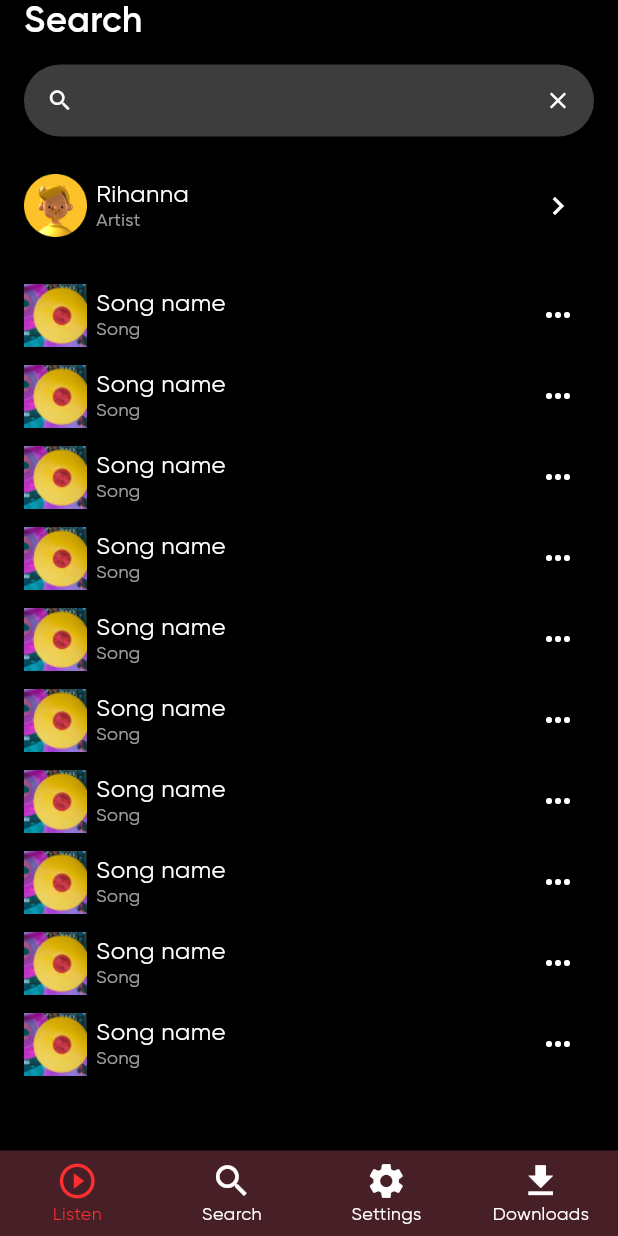
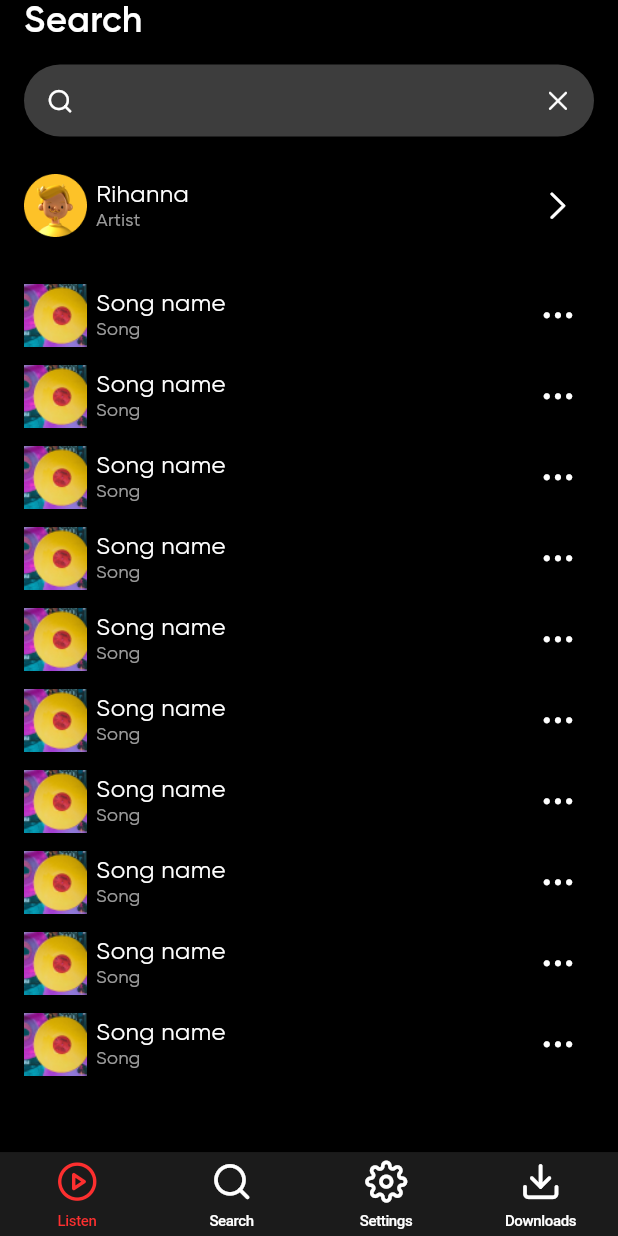
Before and after one commit to avdept/JellyBoxPlayer, a Flutter app: the SearchPage screen opened by its route, on a phone screen of 412 x 824 dp. Run offline on Flutter 3.47's test engine with Material 2 defaults, Android fonts, the phone set to English and light mode, and no system bars; our stand-ins replace freezed_annotation, go_router, responsive_builder; project files that could hold a hidden picture were left out.

Commit message:
Update tap feedback, replace BottomNavigationBar with CupertinoTabBar, add icons

```diff
--- a/lib/resources/app_icons.dart
+++ b/lib/resources/app_icons.dart
@@ -1,26 +1,28 @@
-part of 'resources.dart';
+import 'package:flutter/widgets.dart';
+import 'package:jplayer/resources/resources.dart';
 
 class AppIcons {
   AppIcons._();
 
-  static const String chevronRight = 'assets/icons/chevron-right.svg';
-  static const String clock = 'assets/icons/clock.svg';
-  static const String close = 'assets/icons/close.svg';
-  static const String download = 'assets/icons/download.svg';
-  static const String like = 'assets/icons/like.svg';
-  static const String list = 'assets/icons/list.svg';
-  static const String logOut = 'assets/icons/log-out.svg';
-  static const String mix = 'assets/icons/mix.svg';
-  static const String moreHorizontal = 'assets/icons/more-horizontal.svg';
-  static const String music = 'assets/icons/music.svg';
-  static const String nextTrack = 'assets/icons/next-track.svg';
-  static const String pauseCircle = 'assets/icons/pause-circle.svg';
-  static const String playCircleOutlined =
-      'assets/icons/play-circle-outlined.svg';
-  static const String prevTrack = 'assets/icons/prev-track.svg';
-  static const String repeat = 'assets/icons/repeat.svg';
-  static const String search = 'assets/icons/search.svg';
-  static const String settings = 'assets/icons/settings.svg';
-  static const String sliders = 'assets/icons/sliders.svg';
-  static const String trash2 = 'assets/icons/trash-2.svg';
+  static const _family = FontFamily.appIcons;
+
+  static const chevronRight = IconData(0xe900, fontFamily: _family);
+  static const clock = IconData(0xe901, fontFamily: _family);
+  static const close = IconData(0xe902, fontFamily: _family);
+  static const download = IconData(0xe903, fontFamily: _family);
+  static const like = IconData(0xe904, fontFamily: _family);
+  static const logOut = IconData(0xe905, fontFamily: _family);
+  static const list = IconData(0xe906, fontFamily: _family);
+  static const mix = IconData(0xe907, fontFamily: _family);
+  static const moreHorizontal = IconData(0xe908, fontFamily: _family);
+  static const music = IconData(0xe909, fontFamily: _family);
+  static const nextTrack = IconData(0xe90a, fontFamily: _family);
+  static const pauseCircle = IconData(0xe90b, fontFamily: _family);
+  static const playCircleOutlined = IconData(0xe90c, fontFamily: _family);
+  static const prevTrack = IconData(0xe90d, fontFamily: _family);
+  static const repeat = IconData(0xe90e, fontFamily: _family);
+  static const search = IconData(0xe90f, fontFamily: _family);
+  static const settings = IconData(0xe910, fontFamily: _family);
+  static const sliders = IconData(0xe911, fontFamily: _family);
+  static const trash2 = IconData(0xe912, fontFamily: _family);
 }
--- a/lib/resources/fonts.dart
+++ b/lib/resources/fonts.dart
@@ -5,4 +5,5 @@
 
   static const String gilroy = 'Gilroy';
   static const String inter = 'Inter';
+  static const String appIcons = 'AppIcons';
 }
--- /dev/null
+++ b/lib/src/config/constants.dart
@@ -0,0 +1,2 @@
+/// Limit for building a mobile or tablet UI
+const int kTabletBreakpoint = 600;
--- /dev/null
+++ b/lib/src/presentation/helpers/helpers.dart
@@ -0,0 +1 @@
+export 'adaptive_context.dart';
--- a/lib/src/presentation/pages/downloads_page.dart
+++ b/lib/src/presentation/pages/downloads_page.dart
@@ -60,7 +60,7 @@
                     childAspectRatio: 245 / 298.2,
                     mainAxisExtent: isDesktop ? null : listItemExtent,
                   ),
-                  itemBuilder: (context, index) => InkWell(
+                  itemBuilder: (context, index) => GestureDetector(
                     onTap: () {},
                     child: Column(
                       mainAxisAlignment: MainAxisAlignment.spaceBetween,
--- a/lib/src/presentation/pages/library_page.dart
+++ b/lib/src/presentation/pages/library_page.dart
@@ -1,4 +1,5 @@
 import 'package:flutter/material.dart';
+import 'package:jplayer/resources/app_icons.dart';
 import 'package:jplayer/resources/resources.dart';
 import 'package:responsive_builder/responsive_builder.dart';
 
@@ -65,10 +66,10 @@
 
   Widget _searchButton() => IconButton(
         onPressed: () {},
-        icon: const Icon(Icons.search),
+        icon: const Icon(AppIcons.search),
       );
 
-  Widget _libraryView() => InkWell(
+  Widget _libraryView() => GestureDetector(
         onTap: () {},
         child: Column(
           mainAxisAlignment: MainAxisAlignment.spaceBetween,
--- a/lib/src/presentation/pages/listen_page.dart
+++ b/lib/src/presentation/pages/listen_page.dart
@@ -144,9 +144,8 @@
         ),
       );
 
-  Widget _albumView() => InkWell(
+  Widget _albumView() => GestureDetector(
         onTap: () {},
-        borderRadius: BorderRadius.circular(12),
         child: Column(
           mainAxisAlignment: MainAxisAlignment.spaceBetween,
           children: [
--- a/lib/src/presentation/pages/main_page.dart
+++ b/lib/src/presentation/pages/main_page.dart
@@ -1,5 +1,7 @@
+import 'package:flutter/cupertino.dart';
 import 'package:flutter/material.dart';
 import 'package:go_router/go_router.dart';
+import 'package:jplayer/resources/app_icons.dart';
 import 'package:jplayer/src/config/routes.dart';
 import 'package:jplayer/src/presentation/widgets/widgets.dart';
 import 'package:responsive_builder/responsive_builder.dart';
@@ -22,10 +24,10 @@
   late Size _screenSize;
 
   Set<(IconData, String, String)> get _menuItems => {
-        (Icons.play_circle_outline, 'Listen', Routes.listen),
-        (Icons.search, 'Search', Routes.search),
-        (Icons.settings, 'Settings', Routes.settings),
-        (Icons.download, 'Downloads', Routes.downloads),
+        (AppIcons.playCircleOutlined, 'Listen', Routes.listen),
+        (AppIcons.search, 'Search', Routes.search),
+        (AppIcons.settings, 'Settings', Routes.settings),
+        (AppIcons.download, 'Downloads', Routes.downloads),
       };
 
   void _navigateToItem(int index) => context.go(_menuItems.elementAt(index).$3);
@@ -101,12 +103,11 @@
       ),
       bottomNavigationBar: Visibility(
         visible: !isDesktop,
-        child: BottomNavigationBar(
-          type: BottomNavigationBarType.fixed,
-          selectedItemColor: _theme.colorScheme.primary,
-          unselectedItemColor: _theme.colorScheme.onPrimary,
-          selectedFontSize: 12,
+        child: CupertinoTabBar(
+          activeColor: _theme.colorScheme.primary,
+          inactiveColor: _theme.colorScheme.onPrimary,
           iconSize: isMobile ? 28 : 60,
+          height: isMobile ? 56 : 88,
           currentIndex: currentIndex ?? 0,
           onTap: _navigateToItem,
           items: List.generate(
@@ -116,9 +117,6 @@
               label: _menuItems.elementAt(index).$2,
             ),
           ),
-          landscapeLayout: isMobile
-              ? BottomNavigationBarLandscapeLayout.spread
-              : BottomNavigationBarLandscapeLayout.centered,
         ),
       ),
     );
--- a/lib/src/presentation/pages/search_page.dart
+++ b/lib/src/presentation/pages/search_page.dart
@@ -1,4 +1,6 @@
+import 'package:flutter/cupertino.dart';
 import 'package:flutter/material.dart';
+import 'package:jplayer/resources/app_icons.dart';
 import 'package:jplayer/resources/resources.dart';
 import 'package:jplayer/src/presentation/widgets/widgets.dart';
 import 'package:responsive_builder/responsive_builder.dart';
@@ -132,16 +134,16 @@
             borderSide: BorderSide.none,
             borderRadius: BorderRadius.circular(40),
           ),
-          prefixIcon: const Icon(Icons.search),
+          prefixIcon: const Icon(AppIcons.search),
           suffixIcon: IconButton(
             onPressed: _searchFieldController.clear,
             padding: EdgeInsets.zero,
-            icon: const Icon(Icons.clear),
+            icon: const Icon(CupertinoIcons.clear),
           ),
         ),
       );
 
-  Widget _artistView() => InkWell(
+  Widget _artistView() => GestureDetector(
         onTap: () {},
         child: SimpleListTile(
           leading: Ink.image(
@@ -169,13 +171,13 @@
           ),
           trailing: IconButton(
             onPressed: () {},
-            icon: const Icon(Icons.chevron_right),
+            icon: const Icon(CupertinoIcons.chevron_right),
           ),
           leadingToTitle: _isMobile ? 6 : (_isTablet ? 16 : 20),
         ),
       );
 
-  Widget _songView() => InkWell(
+  Widget _songView() => GestureDetector(
         onTap: () {},
         child: SimpleListTile(
           leading: Ink.image(
@@ -203,7 +205,7 @@
           ),
           trailing: IconButton(
             onPressed: () {},
-            icon: const Icon(Icons.more_horiz),
+            icon: const Icon(CupertinoIcons.ellipsis),
           ),
           leadingToTitle: _isMobile ? 6 : 16,
         ),
--- a/lib/src/presentation/widgets/custom_navigation_rail.dart
+++ b/lib/src/presentation/widgets/custom_navigation_rail.dart
@@ -80,6 +80,7 @@
         foregroundColor: selected ? selectedItemColor : unselectedItemColor,
         backgroundColor: selected ? destinations[index].indicatorColor : null,
         shape: destinations[index].indicatorShape as OutlinedBorder?,
+        splashFactory: NoSplash.splashFactory,
         padding: destinations[index].padding,
         minimumSize: const Size.fromHeight(40),
         alignment: Alignment.centerLeft,
--- a/pubspec.yaml
+++ b/pubspec.yaml
@@ -27,7 +27,7 @@
     sdk: flutter
 
   build_runner: ^2.4.6
-  freezed: ^2.4.1
+  freezed: ^2.4.2
   json_serializable: ^6.7.1
   very_good_analysis: ^5.0.0+1
 
@@ -80,6 +80,9 @@
           weight: 800
         - asset: assets/fonts/Inter/Inter-Black.ttf
           weight: 900
+    - family: AppIcons
+      fonts:
+        - asset: assets/fonts/AppIcons.ttf
 
 flutter_intl:
   enabled: true
```
Also changed, not shown: lib/src/presentation/helpers/adaptive_context.dart (added, +17 -0 lines), assets/fonts/AppIcons.ttf (added), pubspec.lock.
